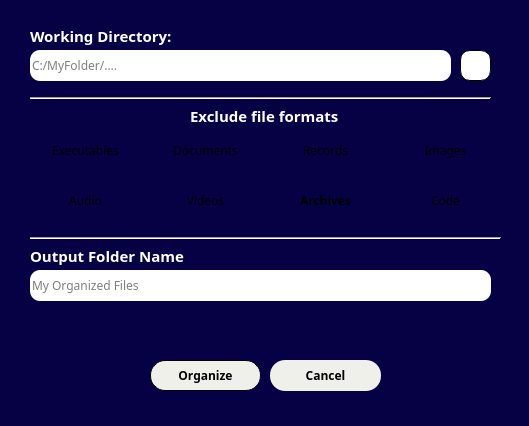
This is ui/option1.ui in Matchu02118/file_organizer as Qt 5 draws it before an edit. The edited form follows.
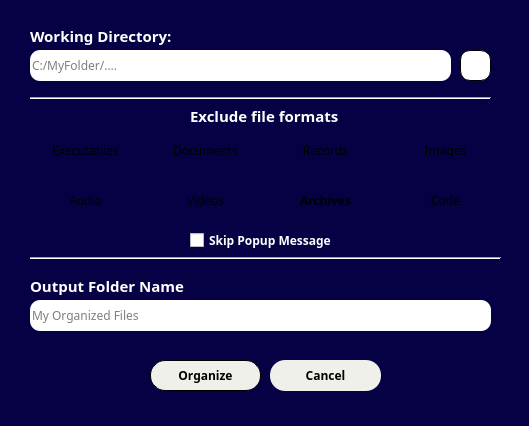
This is the edited form. Icons and pictures are not drawn.

Commit message: Adjust button positions and add 'Skip Popup Message' checkbox to option1.ui

The edit to the form file:
```diff
--- a/ui/option1.ui
+++ b/ui/option1.ui
@@ -526,7 +526,7 @@
    <property name="geometry">
     <rect>
      <x>30</x>
-     <y>240</y>
+     <y>270</y>
      <width>181</width>
      <height>31</height>
     </rect>
@@ -554,7 +554,7 @@
    <property name="geometry">
     <rect>
      <x>30</x>
-     <y>270</y>
+     <y>300</y>
      <width>461</width>
      <height>31</height>
     </rect>
@@ -602,7 +602,7 @@
    <property name="geometry">
     <rect>
      <x>30</x>
-     <y>230</y>
+     <y>250</y>
      <width>471</width>
      <height>16</height>
     </rect>
@@ -611,6 +611,33 @@
     <enum>Qt::Horizontal</enum>
    </property>
   </widget>
+  <widget class="QCheckBox" name="skipMsg">
+   <property name="geometry">
+    <rect>
+     <x>190</x>
+     <y>230</y>
+     <width>151</width>
+     <height>20</height>
+    </rect>
+   </property>
+   <property name="font">
+    <font>
+     <family>Rockwell</family>
+     <bold>true</bold>
+    </font>
+   </property>
+   <property name="cursor">
+    <cursorShape>PointingHandCursor</cursorShape>
+   </property>
+   <property name="styleSheet">
+    <string notr="true">QCheckBox{
+	color:white;
+}</string>
+   </property>
+   <property name="text">
+    <string>Skip Popup Message</string>
+   </property>
+  </widget>
  </widget>
  <resources>
   <include location="../resources.qrc"/>
```
The commit also changes 2 other files.
